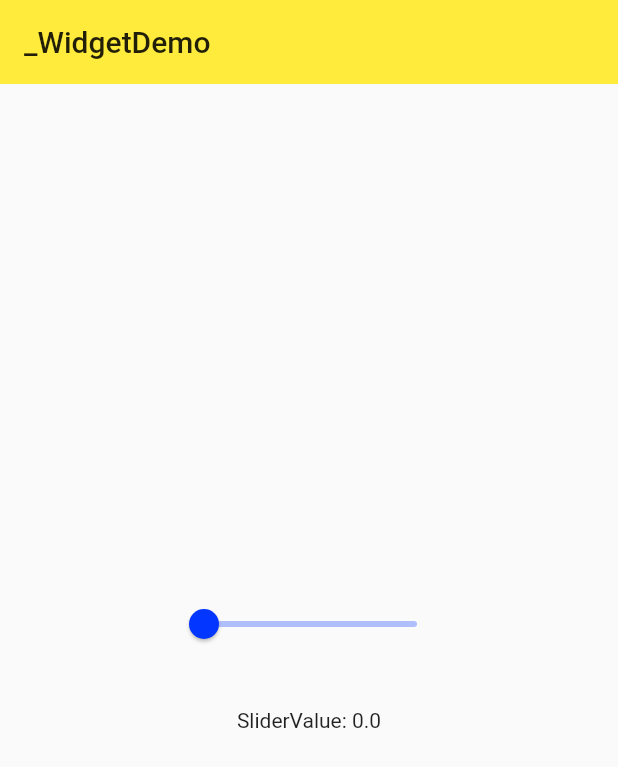
After one commit to lv823063712/flutter_apps, a Flutter app: the SliderDemo screen opened directly, on a phone screen of 412 x 824 dp. The commit adds this screen. Shown: the top 767 px of the screen. Run offline on Flutter 3.47's test engine with Material 2 defaults, Android fonts, the phone set to English and light mode, and no system bars.

Commit message:
Slider小控件,可以拖动的进度条

```diff
--- a/lib/demo/MaterialComponents.dart
+++ b/lib/demo/MaterialComponents.dart
@@ -2,6 +2,7 @@ import 'package:flutter/material.dart';
 import 'package:flutter_apps/demo/FormDemo.dart';
 import 'package:flutter_apps/demo/PopupMenuButtonDemo.dart';
 import 'package:flutter_apps/demo/RadioDemo.dart';
+import 'package:flutter_apps/demo/SliderDemo.dart';
 import 'package:flutter_apps/demo/SwitchDemo.dart';
 
 import 'ButtonDemo.dart';
@@ -18,6 +19,7 @@ class MaterialComponents extends StatelessWidget {
       ),
       body: ListView(
         children: <Widget>[
+          ListItem(title: 'SliderValue', page: SliderDemo()),
           ListItem(title: 'SwitchDemo', page: SwitchDemo()),
           ListItem(title: 'RadioDemo', page: RadioDemo()),
           ListItem(title: 'Checkbox', page: CheckboxDemo()),
--- /dev/null
+++ b/lib/demo/SliderDemo.dart
@@ -0,0 +1,52 @@
+import 'package:flutter/material.dart';
+
+class SliderDemo extends StatefulWidget {
+  @override
+  _SliderDemoState createState() => _SliderDemoState();
+}
+
+class _SliderDemoState extends State<SliderDemo> {
+  double _sliderItemA = 0.0;
+
+  @override
+  Widget build(BuildContext context) {
+    return Scaffold(
+      appBar: AppBar(
+        title: Text('_WidgetDemo'),
+        elevation: 0.0,
+      ),
+      body: Container(
+        padding: EdgeInsets.all(8.0), //设定一个全局填充
+        child: Column(
+          //设定一个线性布局
+          mainAxisAlignment: MainAxisAlignment.center, //让部件垂直居中
+          children: <Widget>[
+            Row(
+              mainAxisAlignment: MainAxisAlignment.center, //设定部件水平居中
+              children: <Widget>[
+                Slider(
+                  value: _sliderItemA,
+                  onChanged: (value) {
+                    setState(() {
+                      _sliderItemA = value;
+                    });
+                  },
+                  activeColor: Theme.of(context).accentColor,
+                  inactiveColor: Theme.of(context).accentColor.withOpacity(0.3),
+                  min: 0.0,
+                  max: 100.0,
+                  divisions: 100,
+                  label: '${_sliderItemA.toInt()}',
+                ),
+              ],
+            ),
+            SizedBox(
+              height: 32.0,
+            ),
+            Text('SliderValue: $_sliderItemA')
+          ],
+        ),
+      ),
+    );
+  }
+}
```
